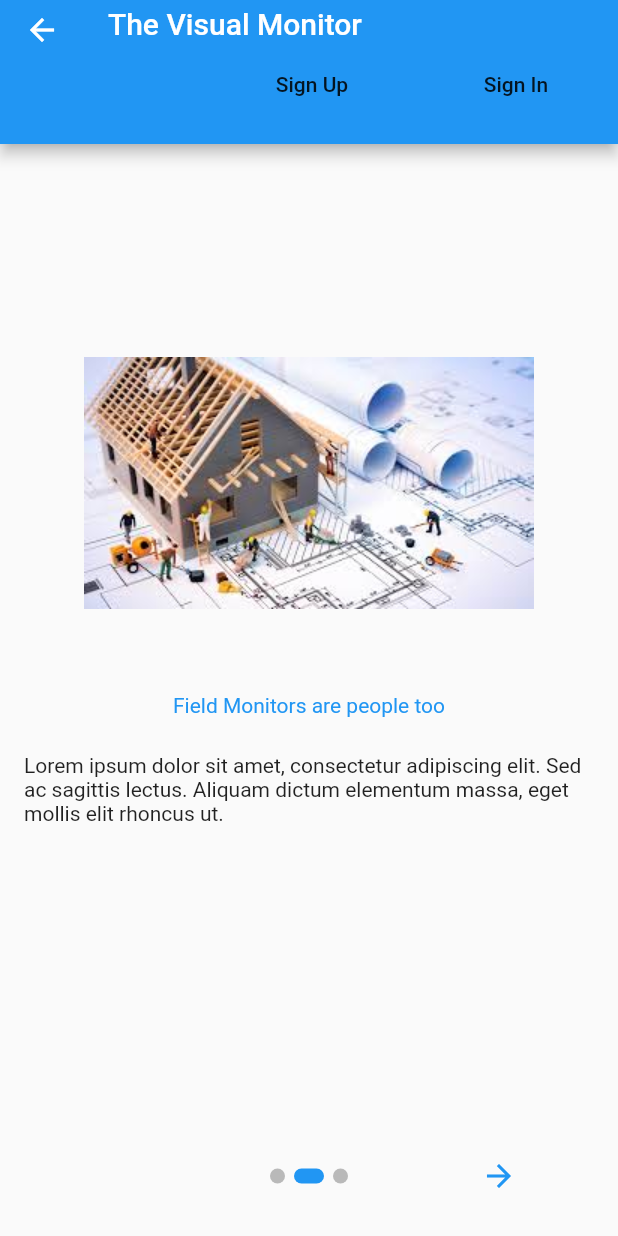
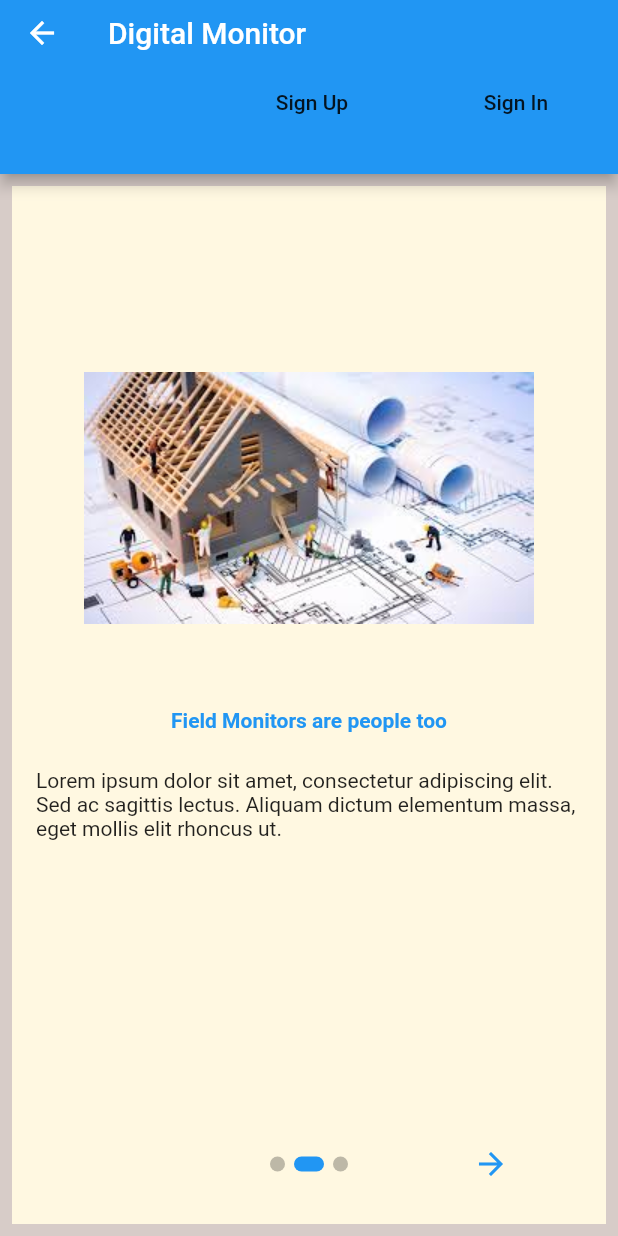
Before and after one commit to malengatiger/monitormain, a Flutter app: the IntroMobile screen opened directly, after a tap on the "arrow forward" icon, on a phone screen of 412 x 824 dp. Run offline on Flutter 3.47's test engine with Material 2 defaults, Android fonts, the phone set to English and light mode, and no system bars; drawn by our look-alikes of introduction_screen; our stand-ins replace firebase_core, firebase_messaging, flutter_dotenv, fluttertoast, page_transition, responsive_builder and 2 more; missing offline and left inert: connectivity_for_web, firebase_auth_web, firebase_core_web, firebase_messaging_web, firebase_storage_web, geolocator_web and 4 more; accounts and stored records are empty; statements that could not run were skipped.

Commit message:
🌈 intro touchup

```diff
--- a/lib/ui/dashboard/dashboard_mobile.dart
+++ b/lib/ui/dashboard/dashboard_mobile.dart
@@ -13,6 +13,7 @@ import 'package:monitorlibrary/ui/media/list/media_list_main.dart';
 import 'package:monitorlibrary/ui/project_list/project_list_main.dart';
 import 'package:monitorlibrary/users/list/user_list_main.dart';
 import 'package:monitormain/ui/intro/intro_main.dart';
+import 'package:monitormain/ui/intro/intro_mobile.dart';
 import 'package:page_transition/page_transition.dart';
 import 'package:universal_platform/universal_platform.dart';
 
@@ -344,7 +345,7 @@ class _DashboardMobileState extends State<DashboardMobile>
             type: PageTransitionType.scale,
             alignment: Alignment.topLeft,
             duration: Duration(seconds: 1),
-            child: IntroMain(
+            child: IntroMobile(
               user: widget.user,
             )));
   }
--- a/lib/ui/intro/intro_mobile.dart
+++ b/lib/ui/intro/intro_mobile.dart
@@ -28,9 +28,9 @@ class _IntroMobileState extends State<IntroMobile>
   void _buildPages(BuildContext context) {
     var page1 = PageViewModel(
       titleWidget: Text(
-        "Welcome to The Visual Monitor",
+        "Welcome to The Digital Monitor",
         style: TextStyle(
-            fontSize: Styles.medium, color: Theme.of(context).primaryColor),
+            fontSize: Styles.medium, color: Theme.of(context).primaryColor, fontWeight: FontWeight.bold),
       ),
       bodyWidget: Text(
         "$lorem",
@@ -45,7 +45,7 @@ class _IntroMobileState extends State<IntroMobile>
       titleWidget: Text(
         "Field Monitors are people too",
         style: TextStyle(
-            fontSize: Styles.medium, color: Theme.of(context).primaryColor),
+            fontSize: Styles.medium, color: Theme.of(context).primaryColor, fontWeight: FontWeight.bold),
       ),
       bodyWidget: Text(
         "$lorem",
@@ -55,9 +55,9 @@ class _IntroMobileState extends State<IntroMobile>
     );
     var page3 = PageViewModel(
       titleWidget: Text(
-        "Thank you for using VisualMonitor",
+        "Start using The Digital Monitor",
         style: TextStyle(
-            fontSize: Styles.medium, color: Theme.of(context).primaryColor),
+            fontSize: Styles.medium, color: Theme.of(context).primaryColor, fontWeight: FontWeight.bold),
       ),
       bodyWidget: Text(
         "$lorem",
@@ -95,9 +95,10 @@ class _IntroMobileState extends State<IntroMobile>
       child: Scaffold(
         appBar: AppBar(
           title: Text(
-            'The Visual Monitor',
+            'Digital Monitor',
             style: Styles.whiteSmall,
           ),
+
           bottom: PreferredSize(
             child: Column(
               children: [
@@ -127,20 +128,25 @@ class _IntroMobileState extends State<IntroMobile>
                       )
                     : Text(
                         user!.name!,
-                        style: Styles.blackBoldSmall,
+                        style: Styles.blackBoldMedium,
                       ),
                 SizedBox(
-                  height: 16,
+                  height: 24,
                 )
               ],
             ),
-            preferredSize: Size.fromHeight(40),
+            preferredSize: Size.fromHeight(60),
           ),
         ),
-        body: Stack(
+        backgroundColor: Colors.brown[100],
+        body: Padding(
+          padding: const EdgeInsets.all(8.0),
+          child: Stack(
             children: [
               IntroductionScreen(
                 pages: mList,
+                globalBackgroundColor: Colors.amber[50],
+                showNextButton: true,
                 onDone: () {
                   _navigateToDashboard(context);
                 },
@@ -154,8 +160,8 @@ class _IntroMobileState extends State<IntroMobile>
                     ? Container()
                     : Text("Done",
                         style: TextStyle(
-                        color: Theme.of(context).primaryColor,
-                        fontWeight: FontWeight.w600,
+                          color: Colors.blue,
+                          fontWeight: FontWeight.w900, fontSize: 16
                         )),
                 dotsDecorator: DotsDecorator(
                   size: const Size.square(10.0),
@@ -167,8 +173,10 @@ class _IntroMobileState extends State<IntroMobile>
                     borderRadius: BorderRadius.circular(25.0),
                   ),
                 ),
+                color: Colors.blue,
               ),
             ],
+          ),
         ),
       ),
     );
```
Also changed, not shown: 1 other file. Lines whose indentation alone changed are shown as unchanged.
